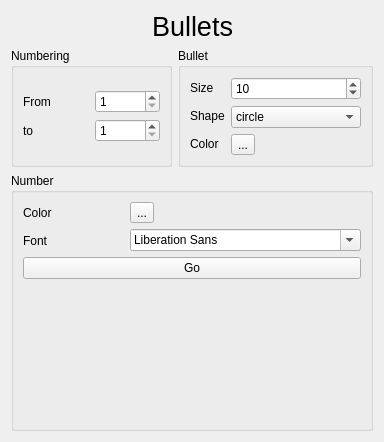
The window that sources/Forms/formnumberedbullets.ui (jose94752/ClipEdit) describes before a commit, drawn with Qt 5.
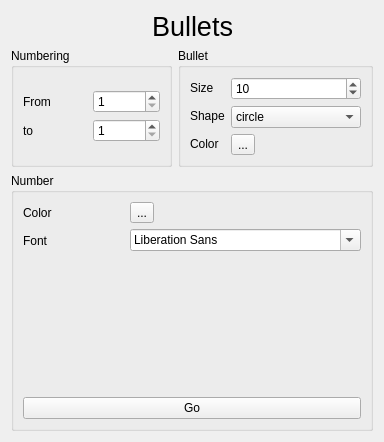
The same window after the commit. Custom widgets are drawn as their Qt base class.

What changed in the file:
```diff
--- a/sources/Forms/formnumberedbullets.ui
+++ b/sources/Forms/formnumberedbullets.ui
@@ -99,7 +99,7 @@
                    <number>1</number>
                   </property>
                   <property name="maximum">
-                   <number>10</number>
+                   <number>100000</number>
                   </property>
                  </widget>
                 </item>
@@ -109,7 +109,7 @@
                    <number>1</number>
                   </property>
                   <property name="maximum">
-                   <number>10</number>
+                   <number>100000</number>
                   </property>
                   <property name="value">
                    <number>1</number>
@@ -248,13 +248,6 @@
             </item>
            </layout>
           </item>
-          <item>
-           <widget class="QPushButton" name="pushButtonCreateBullet">
-            <property name="text">
-             <string>Go</string>
-            </property>
-           </widget>
-          </item>
           <item>
            <spacer name="verticalSpacer">
             <property name="orientation">
@@ -268,6 +261,13 @@
             </property>
            </spacer>
           </item>
+          <item>
+           <widget class="QPushButton" name="pushButtonCreateBullet">
+            <property name="text">
+             <string>Go</string>
+            </property>
+           </widget>
+          </item>
          </layout>
         </widget>
        </item>
```
